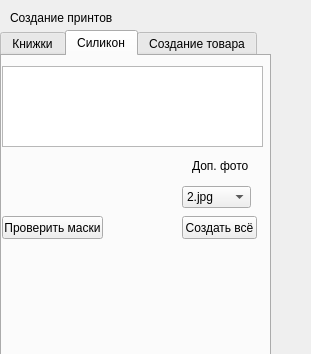
The window that WB/MakePrint/ui/MakeBookPrintUi.ui (gora5624/Python) describes before a commit, drawn with Qt 5; both pictures show x 0 to 311 and y 0 to 354 of the 311 by 576 pixel window.
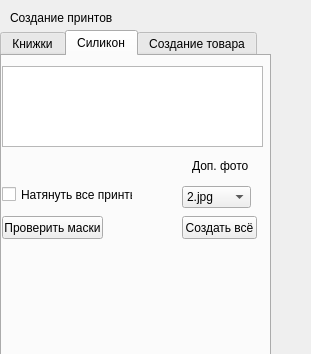
The same window after the commit. The open tabs and pages were chosen to show the change.

```diff
--- a/WB/MakePrint/ui/MakeBookPrintUi.ui
+++ b/WB/MakePrint/ui/MakeBookPrintUi.ui
@@ -270,6 +270,19 @@
       <string>Доп. фото</string>
      </property>
     </widget>
+    <widget class="QCheckBox" name="SiliconeMode">
+     <property name="geometry">
+      <rect>
+       <x>0</x>
+       <y>130</y>
+       <width>131</width>
+       <height>17</height>
+      </rect>
+     </property>
+     <property name="text">
+      <string>Натянуть все принты</string>
+     </property>
+    </widget>
    </widget>
    <widget class="QWidget" name="tab">
     <attribute name="title">
```
Left out of the diff: 2 changed lines with no effect on the pictures.
